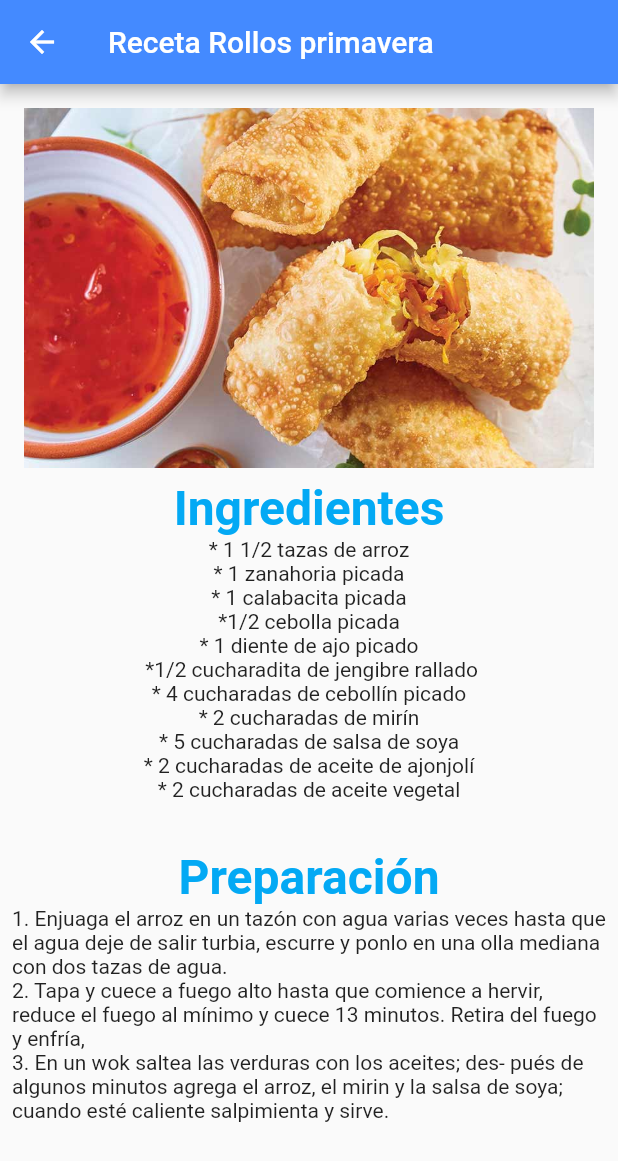
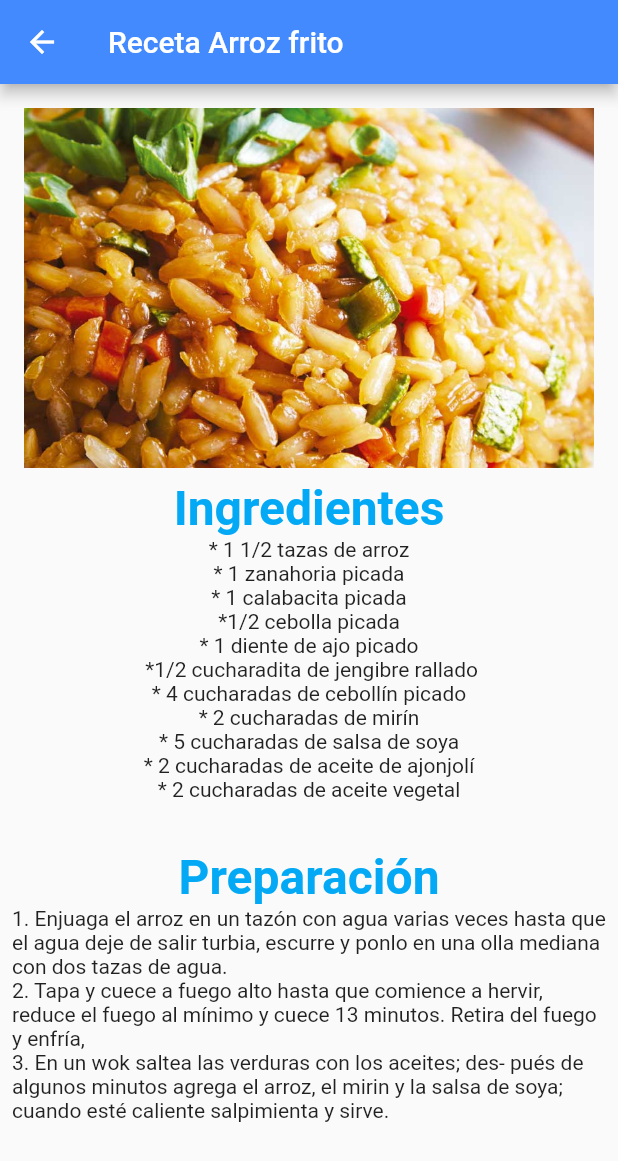
Before and after one commit to eduhan15A/recetario_app, a Flutter app: the screen it shows after launch, after a tap on "Arroz Frito", on a phone screen of 412 x 824 dp. Shown: the top 1161 px of the screen. Run offline on Flutter 3.47's test engine with Material 2 defaults, Android fonts, the phone set to English and light mode, and no system bars.

Commit message:
2nd Version

```diff
--- a/lib/main.dart
+++ b/lib/main.dart
@@ -67,7 +67,7 @@ class RandomWordsState extends State<RandomWords> {
                   onTap:  () {
                     Navigator.push(
                       context,
-                      MaterialPageRoute(builder: (context) => SecondScreen()),
+                      MaterialPageRoute(builder: (context) => Paninis()),
                     );
                   }
                   ,
@@ -91,7 +91,7 @@ class RandomWordsState extends State<RandomWords> {
                   onTap: () {
                     Navigator.push(
                       context,
-                      MaterialPageRoute(builder: (context) => SecondScreen()),
+                      MaterialPageRoute(builder: (context) => Rollos()),
                     );
                   }
                   ,
@@ -114,7 +114,7 @@ class RandomWordsState extends State<RandomWords> {
                   onTap: () {
                     Navigator.push(
                       context,
-                      MaterialPageRoute(builder: (context) => SecondScreen()),
+                      MaterialPageRoute(builder: (context) => Arroz()),
                     );
                   }
                   ,
@@ -147,13 +147,6 @@ class RandomWordsState extends State<RandomWords> {
 
 
 
-  Widget onTapTriangle() {
-
-  }
-
-  Widget onTapRectangle() {
-
-  }
 
 
 
@@ -166,7 +159,7 @@ class RandomWords extends StatefulWidget {
 
 
 
-class SecondScreen extends StatelessWidget {
+class Rollos extends StatelessWidget {
   @override
   Widget build(BuildContext context) {
     return Scaffold(
@@ -226,3 +219,125 @@ class SecondScreen extends StatelessWidget {
     );
   }
 }
+
+class Paninis extends StatelessWidget {
+  @override
+  Widget build(BuildContext context) {
+    return Scaffold(
+        appBar: AppBar(
+          title: Text("Receta Paninis con mermelada de cebolla "),
+        ),
+        body:
+        new Container(
+          padding: new EdgeInsets.all( 8.0),
+          child:
+          new Column(
+            children: <Widget>[
+              new Container(
+                  padding: new EdgeInsets.all( 8.0),
+                  child:Image.asset(
+                    'assets/panini.jpg',
+                    height: 240.0,
+                    fit: BoxFit.cover,
+                  )),
+
+              new Text(
+                "Ingredientes",
+                style: TextStyle(fontWeight: FontWeight.bold, fontSize: 32.0, color: Colors.lightBlue),
+
+              ),
+              new Text("* 1 1/2 tazas de arroz"),
+              new Text("* 1 zanahoria picada"),
+              new Text("* 1 calabacita picada"),
+              new Text("*1/2 cebolla picada"),
+              new Text("* 1 diente de ajo picado"),
+              new Text(" *1/2 cucharadita de jengibre rallado"),
+              new Text("* 4 cucharadas de cebollín picado"),
+
+
+              new Text("* 2 cucharadas de mirín"),
+              new Text("* 5 cucharadas de salsa de soya"),
+              new Text("* 2 cucharadas de aceite de ajonjolí"),
+              new Text("* 2 cucharadas de aceite vegetal"),
+              new Text(""),
+              new Text(""),
+
+              new Text("Preparación",
+                style: TextStyle(fontWeight: FontWeight.bold, fontSize: 32.0, color: Colors.lightBlue),
+
+              ),
+
+              new Text("1. Enjuaga el arroz en un tazón con agua varias veces hasta que el agua deje de salir turbia, escurre y ponlo en una olla mediana con dos tazas de agua."),
+              new Text("2. Tapa y cuece a fuego alto hasta que comience a hervir, reduce el fuego al mínimo y cuece 13 minutos. Retira del fuego y enfría,"),
+              new Text("3. En un wok saltea las verduras con los aceites; des- pués de algunos minutos agrega el arroz, el mirin y la salsa de soya; cuando esté caliente salpimienta y sirve. "),
+
+            ],
+
+          ),
+        )
+
+
+    );
+  }
+}
+
+class Arroz extends StatelessWidget {
+  @override
+  Widget build(BuildContext context) {
+    return Scaffold(
+        appBar: AppBar(
+          title: Text("Receta Arroz frito"),
+        ),
+        body:
+        new Container(
+          padding: new EdgeInsets.all( 8.0),
+          child:
+          new Column(
+            children: <Widget>[
+              new Container(
+                  padding: new EdgeInsets.all( 8.0),
+                  child:Image.asset(
+                    'assets/arroz.jpg',
+                    height: 240.0,
+                    fit: BoxFit.cover,
+                  )),
+
+              new Text(
+                "Ingredientes",
+                style: TextStyle(fontWeight: FontWeight.bold, fontSize: 32.0, color: Colors.lightBlue),
+
+              ),
+              new Text("* 1 1/2 tazas de arroz"),
+              new Text("* 1 zanahoria picada"),
+              new Text("* 1 calabacita picada"),
+              new Text("*1/2 cebolla picada"),
+              new Text("* 1 diente de ajo picado"),
+              new Text(" *1/2 cucharadita de jengibre rallado"),
+              new Text("* 4 cucharadas de cebollín picado"),
+
+
+              new Text("* 2 cucharadas de mirín"),
+              new Text("* 5 cucharadas de salsa de soya"),
+              new Text("* 2 cucharadas de aceite de ajonjolí"),
+              new Text("* 2 cucharadas de aceite vegetal"),
+              new Text(""),
+              new Text(""),
+
+              new Text("Preparación",
+                style: TextStyle(fontWeight: FontWeight.bold, fontSize: 32.0, color: Colors.lightBlue),
+
+              ),
+
+              new Text("1. Enjuaga el arroz en un tazón con agua varias veces hasta que el agua deje de salir turbia, escurre y ponlo en una olla mediana con dos tazas de agua."),
+              new Text("2. Tapa y cuece a fuego alto hasta que comience a hervir, reduce el fuego al mínimo y cuece 13 minutos. Retira del fuego y enfría,"),
+              new Text("3. En un wok saltea las verduras con los aceites; des- pués de algunos minutos agrega el arroz, el mirin y la salsa de soya; cuando esté caliente salpimienta y sirve. "),
+
+            ],
+
+          ),
+        )
+
+
+    );
+  }
+}
```
